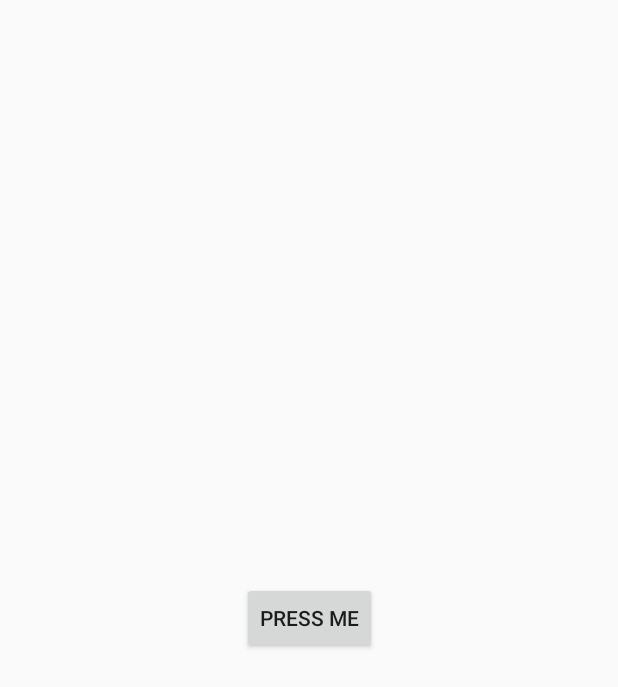
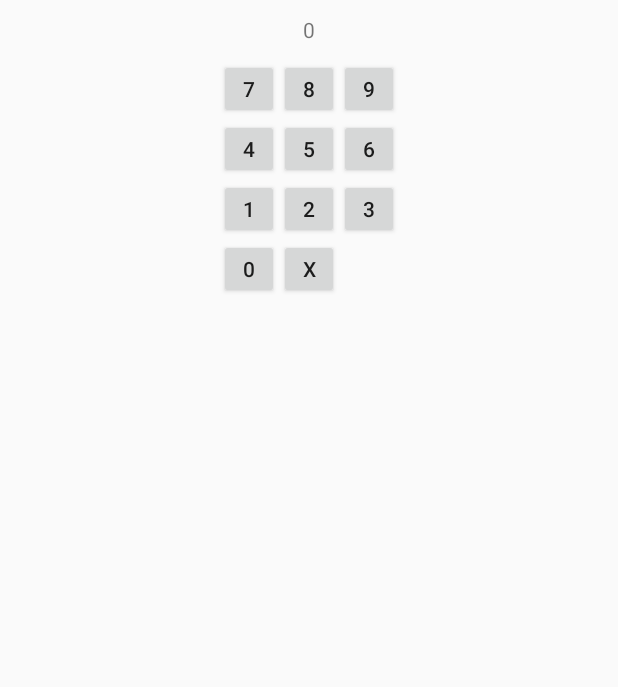
Before and after one commit to Adishar93/AS_Calculator, an Android app: the screen it shows after launch (MainActivity), on a phone screen of 412 x 824 dp. Shown: the top 687 px of the screen. Run offline under Robolectric (Android 15) with nearby library versions, the phone set to English and light mode, and no system bars.

Commit message:
Added textview and number pad along with backspace

```diff
--- a/app/src/main/java/com/example/ascalculator/MainActivity.kt
+++ b/app/src/main/java/com/example/ascalculator/MainActivity.kt
@@ -5,8 +5,10 @@ import android.support.v7.app.AppCompatActivity
 import android.os.Bundle
 import android.view.View
 import android.widget.Button
+import android.widget.TextView
 import android.widget.Toast
 import com.example.ascalculator.R
+import kotlinx.android.synthetic.main.activity_main.*
 
 const val EXTRA_MESSAGE = "com.example.myfirstapp.MESSAGE"
 
@@ -16,22 +18,64 @@ class MainActivity : AppCompatActivity() {
         super.onCreate(savedInstanceState)
         setContentView(R.layout.activity_main)
 
-        val button = findViewById<Button>(R.id.button)
-        button.setOnClickListener {sendMessage()}
+        val calScreen=findViewById<TextView>(R.id.calcScreen)
+
+        val button7 = findViewById<Button>(R.id.bSeven)
+        button7.setOnClickListener {updateCalculator("7")}
+        val button8 = findViewById<Button>(R.id.bEight)
+        button8.setOnClickListener {updateCalculator("8")}
+        val button9 = findViewById<Button>(R.id.bNine)
+        button9.setOnClickListener {updateCalculator("9")}
+        val button4 = findViewById<Button>(R.id.bFour)
+        button4.setOnClickListener {updateCalculator("4")}
+        val button5 = findViewById<Button>(R.id.bFive)
+        button5.setOnClickListener {updateCalculator("5")}
+        val button6 = findViewById<Button>(R.id.bSix)
+        button6.setOnClickListener {updateCalculator("6")}
+        val button1 = findViewById<Button>(R.id.bOne)
+        button1.setOnClickListener {updateCalculator("1")}
+        val button2 = findViewById<Button>(R.id.bTwo)
+        button2.setOnClickListener {updateCalculator("2")}
+        val button3 = findViewById<Button>(R.id.bThree)
+        button3.setOnClickListener {updateCalculator("3")}
+        val button0 = findViewById<Button>(R.id.bZero)
+        button0.setOnClickListener {updateCalculator("0")}
+
+        val buttonBackspace = findViewById<Button>(R.id.bBackspace)
+        buttonBackspace.setOnClickListener {updateCalculator("X")}
+
+
     }
 
     override fun onResume() {
         super.onResume()
-        Toast.makeText(
-            applicationContext, "This is fun!",
-            Toast.LENGTH_SHORT).show()
+//        Toast.makeText(
+//            applicationContext, "This is fun!",
+//            Toast.LENGTH_SHORT).show()
     }
 
-    private fun sendMessage() {
-        val message = "Hi!"
-        val intent = Intent(this, SecondActivity::class.java).apply {
-            putExtra(EXTRA_MESSAGE, message)
+    private fun updateCalculator(input:String) {
+
+        //BackSpace Button is Pressed
+        if(input=="X")
+        {
+            if(calcScreen.text.length==1&&calcScreen.text.toString()!="0")
+            {
+                calcScreen.text="0"
+            }
+            else if(calcScreen.text.toString()!="0")
+            {
+                calcScreen.text=calcScreen.text.toString().subSequence(0,calcScreen.text.length-1)
+            }
         }
-        startActivity(intent)
+        // Number on Keypad is pressed
+        else {
+            if (calcScreen.text.toString() == "0") {
+                calcScreen.text = input
+            } else {
+                calcScreen.text = calcScreen.text.toString() + input
+            }
+        }
+
     }
 }
--- a/app/src/main/res/layout/activity_main.xml
+++ b/app/src/main/res/layout/activity_main.xml
@@ -1,19 +1,109 @@
 <?xml version="1.0" encoding="utf-8"?>
-<android.support.constraint.ConstraintLayout xmlns:android="http://schemas.android.com/apk/res/android"
+<RelativeLayout xmlns:android="http://schemas.android.com/apk/res/android"
     xmlns:app="http://schemas.android.com/apk/res-auto"
     xmlns:tools="http://schemas.android.com/tools"
     android:layout_width="match_parent"
     android:layout_height="match_parent"
     tools:context="com.example.ascalculator.MainActivity">
 
-    <Button
-        android:id="@+id/button"
+    <TextView
+        android:id="@+id/calcScreen"
+        android:layout_height="wrap_content"
+        android:layout_width="wrap_content"
+        android:layout_marginTop="10dp"
+        android:text="0"
+       android:layout_alignParentTop="true"
+        android:layout_centerHorizontal="true"
+        />
+
+    <GridLayout
         android:layout_width="wrap_content"
         android:layout_height="wrap_content"
-        android:text="Press Me"
-        app:layout_constraintBottom_toBottomOf="parent"
-        app:layout_constraintEnd_toEndOf="parent"
-        app:layout_constraintStart_toStartOf="parent"
-        app:layout_constraintTop_toTopOf="parent" />
+        android:layout_below="@+id/calcScreen"
+        android:layout_marginTop="10dp"
+        android:layout_marginStart="20dp"
+        android:layout_centerHorizontal="true"
+        android:columnCount="3"
+        >
+        <Button
+            android:id="@+id/bSeven"
+            android:layout_width="40dp"
+            android:layout_height="40dp"
+            android:text="7"
 
-</android.support.constraint.ConstraintLayout>
+            />
+        <Button
+            android:id="@+id/bEight"
+            android:layout_width="40dp"
+            android:layout_height="40dp"
+            android:text="8"
+
+            />
+        <Button
+            android:id="@+id/bNine"
+            android:layout_width="40dp"
+            android:layout_height="40dp"
+            android:text="9"
+
+            />
+        <Button
+            android:id="@+id/bFour"
+            android:layout_width="40dp"
+            android:layout_height="40dp"
+            android:text="4"
+
+            />
+        <Button
+            android:id="@+id/bFive"
+            android:layout_width="40dp"
+            android:layout_height="40dp"
+            android:text="5"
+
+            />
+        <Button
+            android:id="@+id/bSix"
+            android:layout_width="40dp"
+            android:layout_height="40dp"
+            android:text="6"
+
+            />
+        <Button
+            android:id="@+id/bOne"
+            android:layout_width="40dp"
+            android:layout_height="40dp"
+            android:text="1"
+
+            />
+        <Button
+            android:id="@+id/bTwo"
+            android:layout_width="40dp"
+            android:layout_height="40dp"
+            android:text="2"
+
+            />
+        <Button
+            android:id="@+id/bThree"
+            android:layout_width="40dp"
+            android:layout_height="40dp"
+            android:text="3"
+
+            />
+        <Button
+            android:id="@+id/bZero"
+            android:layout_width="40dp"
+            android:layout_height="40dp"
+            android:text="0"
+
+            />
+
+        <Button
+            android:id="@+id/bBackspace"
+            android:layout_width="40dp"
+            android:layout_height="40dp"
+            android:text="X"
+
+            />
+
+    </GridLayout>
+
+</RelativeLayout>
```
